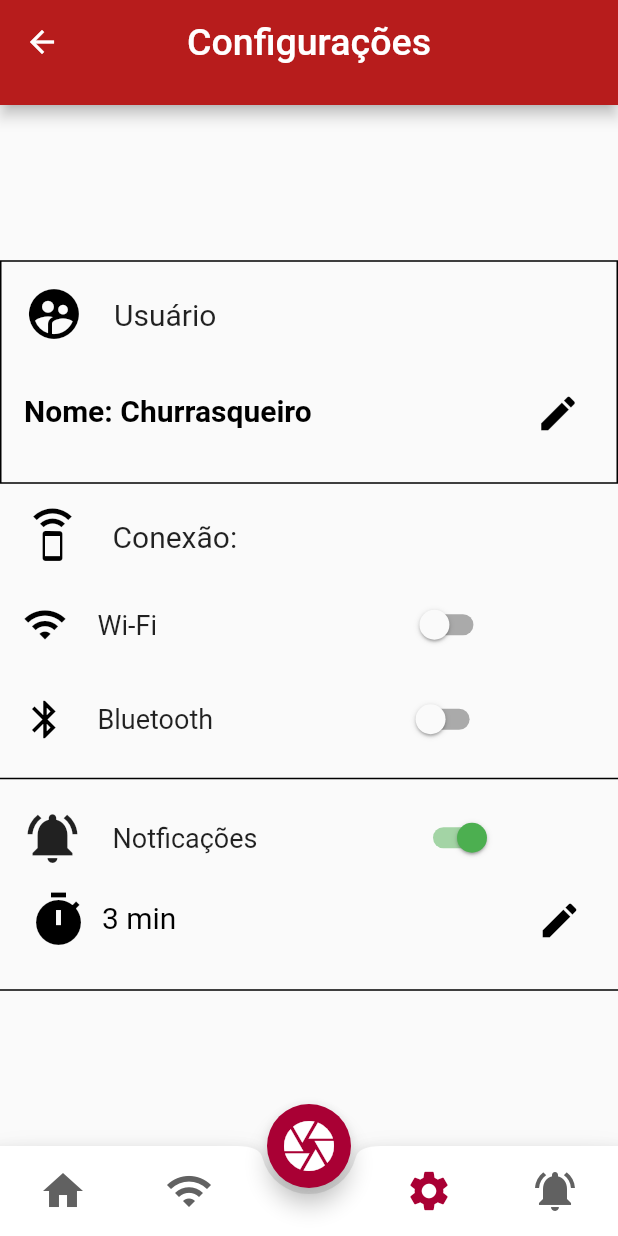
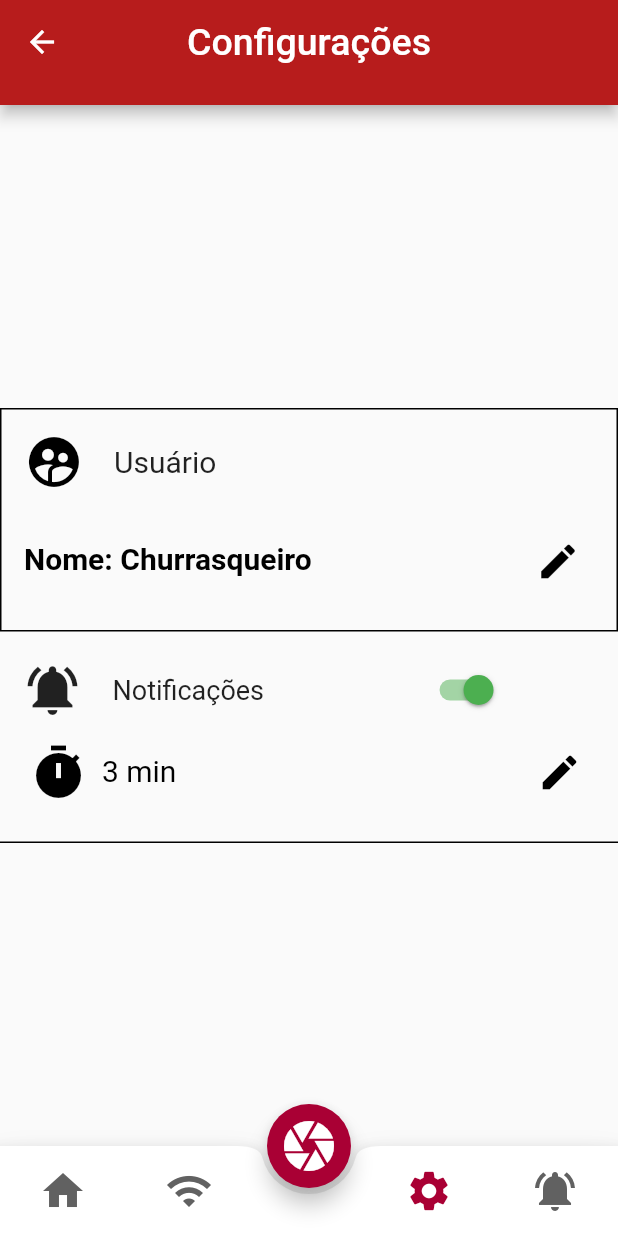
Before and after one commit to SmartMeat-UnB/smartmeat, a Flutter app: the Settings screen opened by its route, on a phone screen of 412 x 824 dp. Run offline on Flutter 3.47's test engine with Material 2 defaults, Android fonts, the phone set to English and light mode, and no system bars; our stand-ins replace auto_size_text, flutter_local_notifications, flutter_xlider, image_cropper, image_picker, shared_preferences; missing offline and left inert: adhara_socket_io, qrscan, system_setting; accounts and stored records are empty.

Commit message:
Remove bluetooth and wifi setting
Signed-off-by: Gabriel Ziegler <gabrielziegler3@gmail.com>
Co-authored-by: Joao Carlos Porto <joao4018@gmail.com>

```diff
--- a/lib/screens/informationsRasp.dart
+++ b/lib/screens/informationsRasp.dart
@@ -100,7 +100,7 @@ class _InformationRaspState extends State<InformationRasp> {
     socket.onConnect((data) {
       setState(() => _isProbablyConnected[identifier] = true);
       pprint(data);
-      sendMessage("default");
+      // sendMessage("default");
     });
     socket.onConnectError((data) {
       setState(() => _isProbablyConnected[identifier] = false);
--- a/lib/screens/settings.dart
+++ b/lib/screens/settings.dart
@@ -149,82 +149,6 @@ class _SettingsState extends State<Settings> {
                     children: <Widget>[
                       Row(children: <Widget>[
                         Icon(
-                          Icons.speaker_phone,
-                          size: 40,
-                          color: Colors.black,
-                        ),
-                        SizedBox(
-                          width: 20,
-                        ),
-                        Text("Conexão:", style: TextStyle(fontSize: 20)),
-                      ]),
-                      SizedBox(
-                        height: 15,
-                      ),
-                      Row(children: <Widget>[
-                        Icon(
-                          Icons.wifi,
-                          size: 30,
-                          color: Colors.black,
-                        ),
-                        SizedBox(
-                          width: 20,
-                        ),
-                        Text("Wi-Fi", style: TextStyle(fontSize: 18)),
-                        SizedBox(
-                          width: 165,
-                        ),
-                        Switch(
-                          onChanged: (bool value) {
-                            setState(() {
-                              value = !_state;
-                            });
-                          },
-                          activeColor: Colors.green,
-                          value: _state,
-                        ),
-                      ]),
-                      SizedBox(
-                        height: 15,
-                      ),
-                      Row(children: <Widget>[
-                        Icon(
-                          Icons.bluetooth,
-                          size: 30,
-                          color: Colors.black,
-                        ),
-                        SizedBox(
-                          width: 20,
-                        ),
-                        Text("Bluetooth", style: TextStyle(fontSize: 18)),
-                        SizedBox(
-                          width: 125,
-                        ),
-                        Switch(
-                          onChanged: (bool value) {
-                            setState(() {
-                              value = !_state;
-                            });
-                          },
-                          activeColor: Colors.green,
-                          value: _state,
-                        ),
-                      ]),
-                    ],
-                  ),
-                ),
-                Container(
-                  padding: EdgeInsets.symmetric(horizontal: 15.0, vertical: 15),
-                  decoration: BoxDecoration(
-                      border: Border(
-                    bottom: BorderSide(color: Colors.black),
-                  )),
-                  child: Column(
-                    mainAxisAlignment: MainAxisAlignment.start,
-                    crossAxisAlignment: CrossAxisAlignment.start,
-                    children: <Widget>[
-                      Row(children: <Widget>[
-                        Icon(
                           Icons.notifications_active,
                           size: 40,
                           // color: Colors.black,
@@ -232,7 +156,7 @@ class _SettingsState extends State<Settings> {
                         SizedBox(
                           width: 20,
                         ),
-                        Text("Notficações", style: TextStyle(fontSize: 18)),
+                        Text("Notificações", style: TextStyle(fontSize: 18)),
                         SizedBox(
                           width: 104,
                         ),
```
